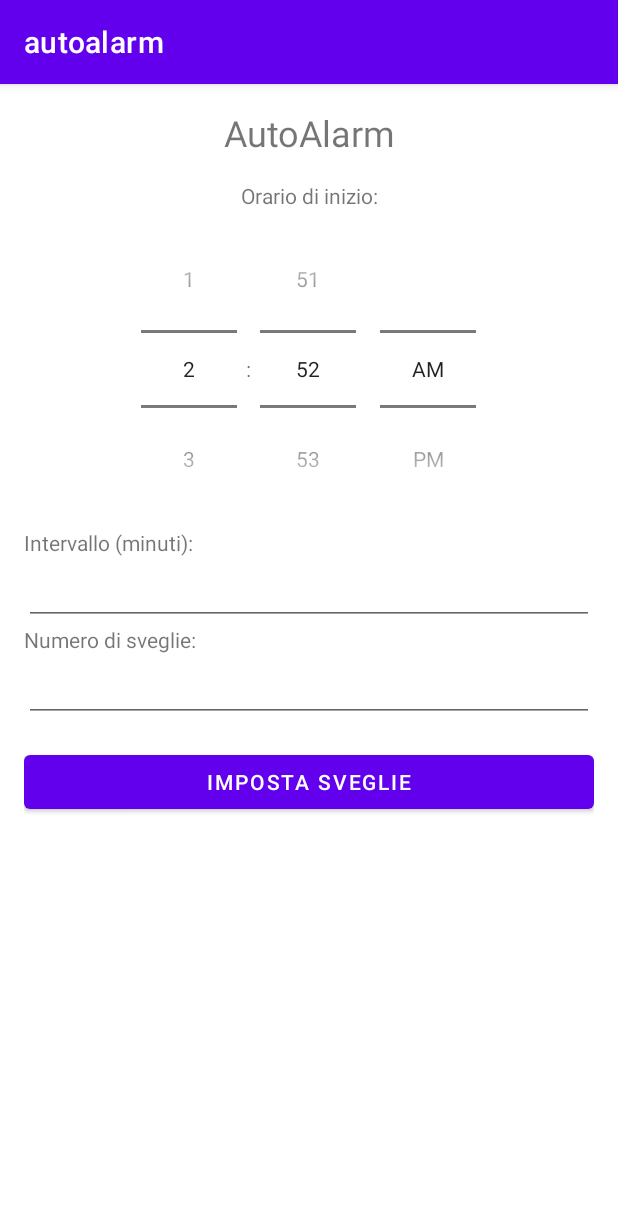
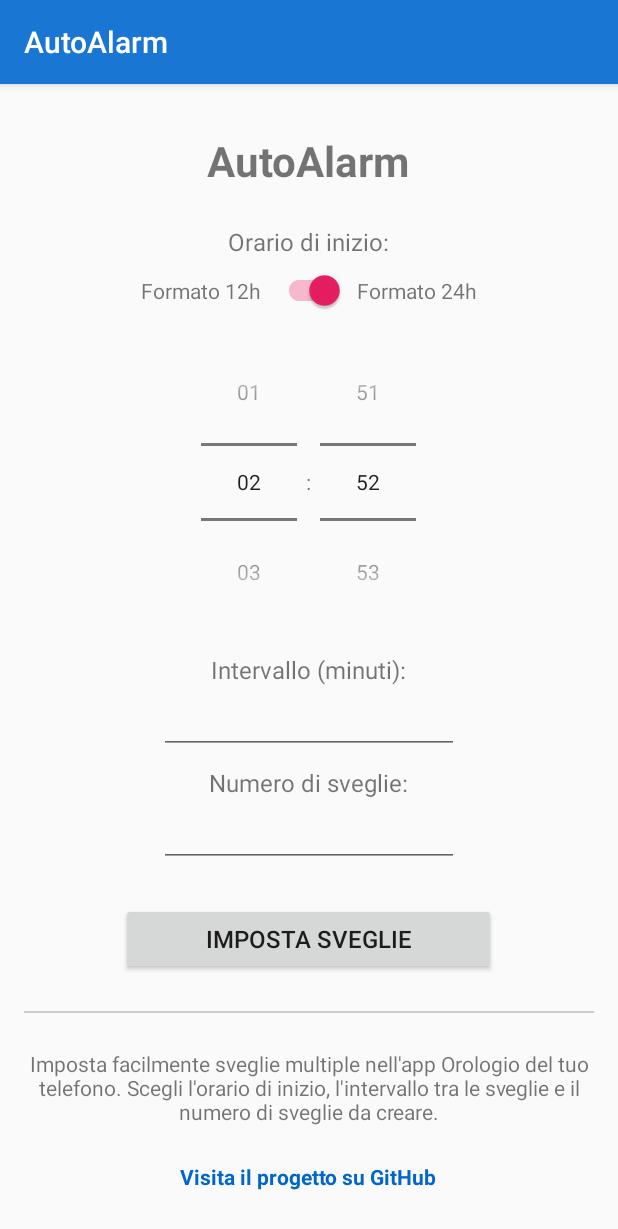
Before and after one commit to lorenzo-petrilli/AutoAlarm, an Android app built with Jetpack Compose: the screen it shows after launch (MainActivity), on a phone screen of 412 x 824 dp. Shown: the top 1229 px of the screen. Run offline under Robolectric (Android 15) with nearby library versions, the phone set to English and light mode, and no system bars.

Commit message:
Add files via upload

```diff
--- a/app/src/main/java/com/example/autoalarm/MainActivity.kt
+++ b/app/src/main/java/com/example/autoalarm/MainActivity.kt
@@ -1,21 +1,21 @@
 package com.example.autoalarm
 
-import AlarmAutomation
-import SystemAlarmGuide
-import android.app.AlarmManager
-import android.content.Intent
-import android.content.pm.PackageManager
-import android.os.Build
 import android.os.Bundle
-import android.provider.Settings
 import android.util.Log
 import android.widget.Button
 import android.widget.EditText
 import android.widget.TimePicker
 import android.widget.Toast
+import android.widget.TextView
+import androidx.appcompat.app.AppCompatActivity
 import androidx.appcompat.app.AlertDialog
-import androidx.appcompat.app.AppCompatActivity
+import androidx.appcompat.widget.SwitchCompat
 import java.util.Calendar
+import java.text.SimpleDateFormat
+import java.util.Locale
+import android.content.Intent
+import android.content.SharedPreferences
+import android.net.Uri
 
 class MainActivity : AppCompatActivity() {
 
@@ -23,39 +23,73 @@
     private lateinit var editTextInterval: EditText
     private lateinit var editTextCount: EditText
     private lateinit var buttonSetAlarms: Button
+    private lateinit var tvGithubLink: TextView
+    private lateinit var switchTimeFormat: SwitchCompat
     private lateinit var alarmAutomation: AlarmAutomation
+    private lateinit var sharedPreferences: SharedPreferences
+    private val timeFormat = SimpleDateFormat("HH:mm", Locale.getDefault())
 
-    private lateinit var systemAlarmGuide: SystemAlarmGuide
+    // Link al repository GitHub (modifica con il tuo URL)
+    private val githubUrl = "https://github.com/lorenzo-petrilli/AutoAlarm"
 
+    // Chiave per salvare la preferenza del formato orario
+    private val KEY_TIME_FORMAT = "time_format_24h"
 
     override fun onCreate(savedInstanceState: Bundle?) {
         super.onCreate(savedInstanceState)
         setContentView(R.layout.activity_main)
 
-        systemAlarmGuide = SystemAlarmGuide(this)
+        // Inizializzazione delle SharedPreferences
+        sharedPreferences = getSharedPreferences("autoalarm_prefs", MODE_PRIVATE)
 
-        // Aggiungi questo dopo aver inizializzato le tue viste esistenti
-        val setAlarmsButton: Button = findViewById(R.id.buttonSetAlarms)
-        setAlarmsButton.setOnClickListener { setAlarms() }
-        // Inizializza timePicker
         timePicker = findViewById(R.id.timePicker)
         editTextInterval = findViewById(R.id.editTextInterval)
         editTextCount = findViewById(R.id.editTextCount)
+        buttonSetAlarms = findViewById(R.id.buttonSetAlarms)
+        tvGithubLink = findViewById(R.id.tvGithubLink)
+        switchTimeFormat = findViewById(R.id.switchTimeFormat)
 
-        if (Build.VERSION.SDK_INT >= Build.VERSION_CODES.S) {
-            val alarmManager = getSystemService(ALARM_SERVICE) as AlarmManager
-            if (!alarmManager.canScheduleExactAlarms()) {
-                // Se il permesso non è stato concesso, guida l'utente nelle impostazioni per abilitarlo
-                val intent = Intent(Settings.ACTION_REQUEST_SCHEDULE_EXACT_ALARM)
-                startActivity(intent)
-            }
+        alarmAutomation = AlarmAutomation(this)
+
+        // Ripristina l'ultima preferenza di formato orario salvata
+        val is24HourFormat = sharedPreferences.getBoolean(KEY_TIME_FORMAT, true)
+        switchTimeFormat.isChecked = is24HourFormat
+        setTimePickerFormat(is24HourFormat)
+
+        // Imposta il listener per il cambio di formato orario
+        switchTimeFormat.setOnCheckedChangeListener { _, isChecked ->
+            setTimePickerFormat(isChecked)
+            // Salva la preferenza
+            sharedPreferences.edit().putBoolean(KEY_TIME_FORMAT, isChecked).apply()
         }
 
-        // Controllo per Android 13 (API 33+) per il permesso di POST_NOTIFICATIONS
-        if (Build.VERSION.SDK_INT >= Build.VERSION_CODES.TIRAMISU) {
-            if (checkSelfPermission(android.Manifest.permission.POST_NOTIFICATIONS) != PackageManager.PERMISSION_GRANTED) {
-                requestPermissions(arrayOf(android.Manifest.permission.POST_NOTIFICATIONS), 2)
-            }
+        buttonSetAlarms.setOnClickListener {
+            setAlarms()
+        }
+
+        // Configurazione click sul link GitHub
+        tvGithubLink.setOnClickListener {
+            openGithubPage()
+        }
+    }
+
+    private fun setTimePickerFormat(is24HourFormat: Boolean) {
+        timePicker.setIs24HourView(is24HourFormat)
+    }
+
+    override fun onResume() {
+        super.onResume()
+        // Quando torniamo dall'app orologio, continua a impostare le prossime sveglie se ce ne sono
+        alarmAutomation.continueSettingAlarms()
+    }
+
+    private fun openGithubPage() {
+        try {
+            val intent = Intent(Intent.ACTION_VIEW, Uri.parse(githubUrl))
+            startActivity(intent)
+        } catch (e: Exception) {
+            Toast.makeText(this, "Impossibile aprire il browser: ${e.message}", Toast.LENGTH_SHORT).show()
+            Log.e("MainActivity", "Errore durante l'apertura del browser: ${e.message}")
         }
     }
 
@@ -65,40 +99,34 @@
                 set(Calendar.HOUR_OF_DAY, timePicker.hour)
                 set(Calendar.MINUTE, timePicker.minute)
                 set(Calendar.SECOND, 0)
+
+                // Aggiungi automaticamente un giorno se l'ora è già passata oggi
+                if (timeInMillis < System.currentTimeMillis()) {
+                    add(Calendar.DAY_OF_MONTH, 1)
+                }
             }
+
             val interval = editTextInterval.text.toString().toIntOrNull()
             val count = editTextCount.text.toString().toIntOrNull()
 
-            if (interval == null || count == null) {
-                Toast.makeText(this, "Per favore inserisci valori validi per intervallo e numero di sveglie", Toast.LENGTH_SHORT).show()
+            if (interval == null || count == null || interval <= 0 || count <= 0) {
+                Toast.makeText(this, "Inserisci valori validi positivi per intervallo e numero di sveglie", Toast.LENGTH_SHORT).show()
                 return
             }
 
-            val message = "Stai per impostare $count sveglie a partire dalle ${startTime.get(Calendar.HOUR_OF_DAY)}:${startTime.get(Calendar.MINUTE)} con un intervallo di $interval minuti. Vuoi procedere?"
+            val timeString = timeFormat.format(startTime.time)
 
             AlertDialog.Builder(this)
-                .setTitle("Conferma impostazione sveglie")
-                .setMessage(message)
-                .setPositiveButton("Sì") { _, _ ->
-                    systemAlarmGuide.guideAlarmCreation(startTime, interval, count)
+                .setTitle("Impostazione Sveglie")
+                .setMessage("Verranno impostate $count sveglie nell'app Orologio, a partire dalle $timeString con intervallo di $interval minuti.\n\nDovrai confermare ogni sveglia quando appare l'app Orologio.")
+                .setPositiveButton("Procedi") { _, _ ->
+                    alarmAutomation.setAlarms(startTime, interval, count)
                 }
-                .setNegativeButton("No", null)
+                .setNegativeButton("Annulla", null)
                 .show()
-
         } catch (e: Exception) {
-            Log.e("MainActivity", "Errore nell'impostazione delle sveglie", e)
-            Toast.makeText(this, "Si è verificato un errore: ${e.message}", Toast.LENGTH_LONG).show()
-        }
-    }
-    override fun onRequestPermissionsResult(requestCode: Int, permissions: Array<out String>, grantResults: IntArray) {
-        super.onRequestPermissionsResult(requestCode, permissions, grantResults)
-        if (grantResults.isNotEmpty() && grantResults[0] == PackageManager.PERMISSION_GRANTED) {
-            when (requestCode) {
-                1 -> Toast.makeText(this, "Permesso di impostare sveglie concesso", Toast.LENGTH_SHORT).show()
-                2 -> Toast.makeText(this, "Permesso di inviare notifiche concesso", Toast.LENGTH_SHORT).show()
-            }
-        } else {
-            Toast.makeText(this, "Permesso negato. Alcune funzionalità potrebbero non funzionare.", Toast.LENGTH_SHORT).show()
+            Log.e("SetAlarms", "Errore durante l'impostazione delle sveglie", e)
+            Toast.makeText(this, "Si è verificato un errore: ${e.message}", Toast.LENGTH_SHORT).show()
         }
     }
 }
--- /dev/null
+++ b/app/src/main/res/drawable/ic_notification.xml
@@ -0,0 +1,5 @@
+<vector android:height="24dp" android:tint="#000000"
+    android:viewportHeight="24" android:viewportWidth="24"
+    android:width="24dp" xmlns:android="http://schemas.android.com/apk/res/android">
+    <path android:fillColor="@android:color/white" android:pathData="M11.99,2C6.47,2 2,6.48 2,12s4.47,10 9.99,10C17.52,22 22,17.52 22,12S17.52,2 11.99,2zM15.29,16.71L11,12.41V7h2v4.59l3.71,3.71L15.29,16.71z"/>
+</vector>
--- a/app/src/main/res/layout/activity_main.xml
+++ b/app/src/main/res/layout/activity_main.xml
@@ -1,57 +1,128 @@
 <?xml version="1.0" encoding="utf-8"?>
-<LinearLayout xmlns:android="http://schemas.android.com/apk/res/android"
+<ScrollView xmlns:android="http://schemas.android.com/apk/res/android"
     android:layout_width="match_parent"
     android:layout_height="match_parent"
-    android:orientation="vertical"
-    android:padding="16dp">
+    android:fillViewport="true">
 
-    <TextView
+    <LinearLayout
         android:layout_width="match_parent"
         android:layout_height="wrap_content"
-        android:layout_marginBottom="16dp"
-        android:text="AutoAlarm"
-        android:textSize="24sp"
-        android:textAlignment="center"/>
+        android:orientation="vertical"
+        android:padding="16dp"
+        android:gravity="center_horizontal">
 
-    <TextView
-        android:layout_width="match_parent"
-        android:layout_height="wrap_content"
-        android:text="Orario di inizio:"
-        android:textAlignment="center"/>
+        <TextView
+            android:layout_width="wrap_content"
+            android:layout_height="wrap_content"
+            android:text="AutoAlarm"
+            android:textSize="28sp"
+            android:textStyle="bold"
+            android:layout_marginTop="16dp"
+            android:layout_marginBottom="24dp"
+            android:gravity="center"/>
 
-    <TimePicker
-        android:id="@+id/timePicker"
-        android:layout_width="match_parent"
-        android:layout_height="wrap_content"
-        android:timePickerMode="spinner" />
+        <TextView
+            android:layout_width="wrap_content"
+            android:layout_height="wrap_content"
+            android:text="Orario di inizio:"
+            android:textSize="16sp"/>
 
-    <TextView
-        android:layout_width="wrap_content"
-        android:layout_height="wrap_content"
-        android:text="Intervallo (minuti):"/>
+        <LinearLayout
+            android:layout_width="wrap_content"
+            android:layout_height="wrap_content"
+            android:orientation="horizontal"
+            android:gravity="center_vertical"
+            android:layout_marginTop="8dp"
+            android:layout_marginBottom="8dp">
 
-    <EditText
-        android:id="@+id/editTextInterval"
-        android:layout_width="match_parent"
-        android:layout_height="wrap_content"
-        android:inputType="number"/>
+            <TextView
+                android:layout_width="wrap_content"
+                android:layout_height="wrap_content"
+                android:text="Formato 12h"
+                android:textSize="14sp"/>
 
-    <TextView
-        android:layout_width="wrap_content"
-        android:layout_height="wrap_content"
-        android:text="Numero di sveglie:"/>
+            <androidx.appcompat.widget.SwitchCompat
+                android:id="@+id/switchTimeFormat"
+                android:layout_width="wrap_content"
+                android:layout_height="wrap_content"
+                android:layout_marginStart="8dp"
+                android:layout_marginEnd="8dp"/>
 
-    <EditText
-        android:id="@+id/editTextCount"
-        android:layout_width="match_parent"
-        android:layout_height="wrap_content"
-        android:inputType="number" />
+            <TextView
+                android:layout_width="wrap_content"
+                android:layout_height="wrap_content"
+                android:text="Formato 24h"
+                android:textSize="14sp"/>
+        </LinearLayout>
 
-    <Button
-        android:id="@+id/buttonSetAlarms"
-        android:layout_width="match_parent"
-        android:layout_height="wrap_content"
-        android:layout_marginTop="16dp"
-        android:text="Imposta Sveglie" />
+        <TimePicker
+            android:id="@+id/timePicker"
+            android:layout_width="wrap_content"
+            android:layout_height="wrap_content"
+            android:timePickerMode="spinner"/>
 
-</LinearLayout>
+        <TextView
+            android:layout_width="wrap_content"
+            android:layout_height="wrap_content"
+            android:text="Intervallo (minuti):"
+            android:textSize="16sp"
+            android:layout_marginTop="8dp"/>
+
+        <EditText
+            android:id="@+id/editTextInterval"
+            android:layout_width="200dp"
+            android:layout_height="wrap_content"
+            android:inputType="number"
+            android:gravity="center"/>
+
+        <TextView
+            android:layout_width="wrap_content"
+            android:layout_height="wrap_content"
+            android:text="Numero di sveglie:"
+            android:textSize="16sp"
+            android:layout_marginTop="8dp"/>
+
+        <EditText
+            android:id="@+id/editTextCount"
+            android:layout_width="200dp"
+            android:layout_height="wrap_content"
+            android:inputType="number"
+            android:gravity="center"/>
+
+        <Button
+            android:id="@+id/buttonSetAlarms"
+            android:layout_width="250dp"
+            android:layout_height="wrap_content"
+            android:layout_marginTop="24dp"
+            android:padding="12dp"
+            android:text="Imposta Sveglie"
+            android:textSize="16sp"/>
+
+        <View
+            android:layout_width="match_parent"
+            android:layout_height="1dp"
+            android:background="#CCCCCC"
+            android:layout_marginTop="24dp"
+            android:layout_marginBottom="24dp"/>
+
+        <TextView
+            android:layout_width="match_parent"
+            android:layout_height="wrap_content"
+            android:text="Imposta facilmente sveglie multiple nell'app Orologio del tuo telefono. Scegli l'orario di inizio, l'intervallo tra le sveglie e il numero di sveglie da creare."
+            android:textAlignment="center"
+            android:layout_marginBottom="16dp"
+            android:textSize="14sp"/>
+
+        <TextView
+            android:id="@+id/tvGithubLink"
+            android:layout_width="wrap_content"
+            android:layout_height="wrap_content"
+            android:text="Visita il progetto su GitHub"
+            android:textColor="#0066CC"
+            android:textStyle="bold"
+            android:layout_marginBottom="16dp"
+            android:textSize="14sp"
+            android:padding="8dp"/>
+
+    </LinearLayout>
+</ScrollView>
--- a/app/src/main/res/mipmap-anydpi-v26/ic_launcher.xml
+++ b/app/src/main/res/mipmap-anydpi-v26/ic_launcher.xml
@@ -1,6 +1,5 @@
 <?xml version="1.0" encoding="utf-8"?>
 <adaptive-icon xmlns:android="http://schemas.android.com/apk/res/android">
-    <background android:drawable="@drawable/ic_launcher_background" />
-    <foreground android:drawable="@drawable/ic_launcher_foreground" />
-    <monochrome android:drawable="@drawable/ic_launcher_foreground" />
+    <background android:drawable="@color/ic_launcher_background"/>
+    <foreground android:drawable="@drawable/ic_alarm_app"/>
 </adaptive-icon>
--- a/app/src/main/res/mipmap-anydpi-v26/ic_launcher_round.xml
+++ b/app/src/main/res/mipmap-anydpi-v26/ic_launcher_round.xml
@@ -1,6 +1,5 @@
 <?xml version="1.0" encoding="utf-8"?>
 <adaptive-icon xmlns:android="http://schemas.android.com/apk/res/android">
-    <background android:drawable="@drawable/ic_launcher_background" />
-    <foreground android:drawable="@drawable/ic_launcher_foreground" />
-    <monochrome android:drawable="@drawable/ic_launcher_foreground" />
+    <background android:drawable="@color/ic_launcher_background"/>
+    <foreground android:drawable="@drawable/ic_alarm_app"/>
 </adaptive-icon>
--- a/app/src/main/res/values/colors.xml
+++ b/app/src/main/res/values/colors.xml
@@ -7,4 +7,8 @@
     <color name="teal_700">#FF018786</color>
     <color name="black">#FF000000</color>
     <color name="white">#FFFFFFFF</color>
+    <color name="colorPrimary">#1976D2</color>
+    <color name="colorPrimaryDark">#0D47A1</color>
+    <color name="colorAccent">#E91E63</color>
+    <color name="ic_launcher_background">#F5F5F5</color>
 </resources>
--- a/app/src/main/res/values/strings.xml
+++ b/app/src/main/res/values/strings.xml
@@ -1,3 +1,4 @@
+<?xml version="1.0" encoding="utf-8"?>
 <resources>
-    <string name="app_name">autoalarm</string>
+    <string name="app_name">AutoAlarm</string>
 </resources>
--- a/app/src/main/res/values/themes.xml
+++ b/app/src/main/res/values/themes.xml
@@ -1,9 +1,10 @@
 <?xml version="1.0" encoding="utf-8"?>
 <resources>
-    <style name="AppTheme" parent="Theme.MaterialComponents.Light.DarkActionBar">
-        <!-- Personalizza i colori del tuo tema qui -->
-        <item name="colorPrimary">@color/purple_500</item>
-        <item name="colorPrimaryDark">@color/purple_700</item>
-        <item name="colorAccent">@color/teal_200</item>
+    <!-- Base application theme. -->
+    <style name="AppTheme" parent="Theme.AppCompat.Light.DarkActionBar">
+        <!-- Customize your theme here. -->
+        <item name="colorPrimary">@color/colorPrimary</item>
+        <item name="colorPrimaryDark">@color/colorPrimaryDark</item>
+        <item name="colorAccent">@color/colorAccent</item>
     </style>
 </resources>
```
Also changed, not shown: app/src/main/AndroidManifest.xml (+19 -9 lines), app/src/main/java/com/example/autoalarm/AlarmAutomation.kt (+90 -22 lines), app/src/main/java/com/example/autoalarm/AlarmPersistence.kt (added, +29 -0 lines), app/src/main/java/com/example/autoalarm/AlarmReceiver.kt (+19 -5 lines), app/src/main/java/com/example/autoalarm/BootReceiver.kt (added, +28 -0 lines), app/src/main/res/drawable/ic_alarm_app.xml (added, +10 -0 lines).
